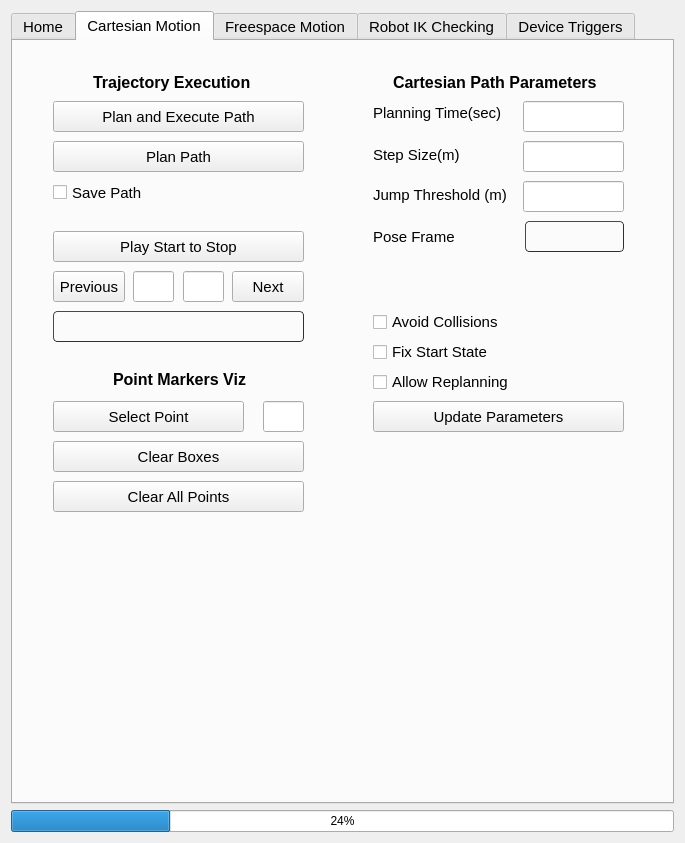
The window that moveit_cartesian_plan_plugin/src/widgets/path_planning_widget.ui (peanut-robotics/fermi) describes before a commit, drawn with Qt 5.
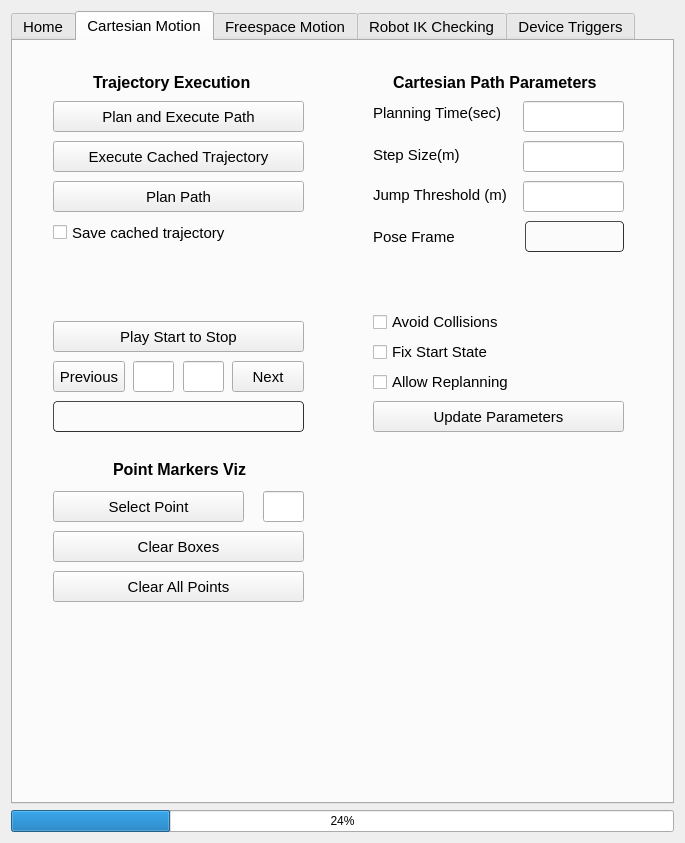
The same window after the commit.

Commit message: Add execute cached path

Diff of the .ui file:
```diff
--- a/moveit_cartesian_plan_plugin/src/widgets/path_planning_widget.ui
+++ b/moveit_cartesian_plan_plugin/src/widgets/path_planning_widget.ui
@@ -577,7 +577,7 @@
        <property name="geometry">
         <rect>
          <x>40</x>
-         <y>270</y>
+         <y>360</y>
          <width>251</width>
          <height>31</height>
         </rect>
@@ -604,7 +604,7 @@
        <property name="geometry">
         <rect>
          <x>40</x>
-         <y>400</y>
+         <y>490</y>
          <width>251</width>
          <height>31</height>
         </rect>
@@ -617,7 +617,7 @@
        <property name="geometry">
         <rect>
          <x>40</x>
-         <y>190</y>
+         <y>280</y>
          <width>251</width>
          <height>31</height>
         </rect>
@@ -630,7 +630,7 @@
        <property name="geometry">
         <rect>
          <x>40</x>
-         <y>230</y>
+         <y>320</y>
          <width>72</width>
          <height>31</height>
         </rect>
@@ -643,7 +643,7 @@
        <property name="geometry">
         <rect>
          <x>219</x>
-         <y>230</y>
+         <y>320</y>
          <width>72</width>
          <height>31</height>
         </rect>
@@ -656,7 +656,7 @@
        <property name="geometry">
         <rect>
          <x>120</x>
-         <y>230</y>
+         <y>320</y>
          <width>41</width>
          <height>31</height>
         </rect>
@@ -669,7 +669,7 @@
        <property name="geometry">
         <rect>
          <x>170</x>
-         <y>230</y>
+         <y>320</y>
          <width>41</width>
          <height>31</height>
         </rect>
@@ -702,7 +702,7 @@
        <property name="geometry">
         <rect>
          <x>40</x>
-         <y>440</y>
+         <y>530</y>
          <width>251</width>
          <height>31</height>
         </rect>
@@ -883,7 +883,7 @@
        <property name="geometry">
         <rect>
          <x>100</x>
-         <y>330</y>
+         <y>420</y>
          <width>151</width>
          <height>17</height>
         </rect>
@@ -903,7 +903,7 @@
        <property name="geometry">
         <rect>
          <x>40</x>
-         <y>100</y>
+         <y>140</y>
          <width>251</width>
          <height>31</height>
         </rect>
@@ -916,7 +916,7 @@
        <property name="geometry">
         <rect>
          <x>40</x>
-         <y>360</y>
+         <y>450</y>
          <width>191</width>
          <height>31</height>
         </rect>
@@ -929,7 +929,7 @@
        <property name="geometry">
         <rect>
          <x>250</x>
-         <y>360</y>
+         <y>450</y>
          <width>41</width>
          <height>31</height>
         </rect>
@@ -942,13 +942,26 @@
        <property name="geometry">
         <rect>
          <x>40</x>
-         <y>140</y>
-         <width>92</width>
+         <y>180</y>
+         <width>181</width>
          <height>23</height>
         </rect>
        </property>
        <property name="text">
-        <string>Save Path</string>
+        <string>Save cached trajectory</string>
+       </property>
+      </widget>
+      <widget class="QPushButton" name="execute_cached_traj">
+       <property name="geometry">
+        <rect>
+         <x>40</x>
+         <y>100</y>
+         <width>251</width>
+         <height>31</height>
+        </rect>
+       </property>
+       <property name="text">
+        <string>Execute Cached Trajectory</string>
        </property>
       </widget>
      </widget>
```
The commit also changes 5 other files.
